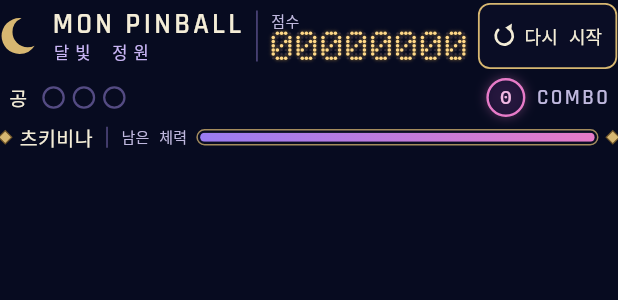
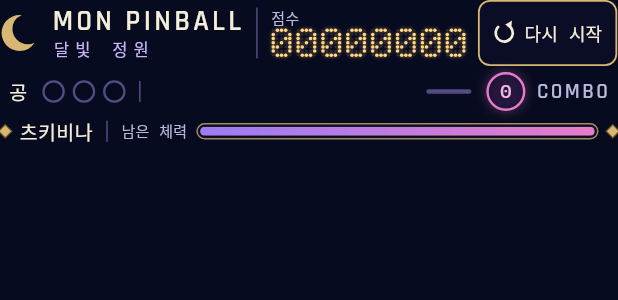
Before and after one commit to cassiadev/mon_pinball, a Flutter app: the _MoonlitHeader widget shown alone on an empty page, opened directly with empty values, on a phone screen of 412 x 824 dp. Shown: the top 300 px of the screen. Run offline on Flutter 3.47's test engine with Material 3 defaults, Android fonts, the phone set to English and light mode, and no system bars; missing offline and left inert: flame, flame_forge2d.

Commit message:
fix: keep the table full size on phones with system bars
On the unlocked Galaxy SM-M336K the real status and navigation bars made
the height-limited 28 x 56 table only 336 px wide. The live status and a
slim charge bar now share the balls/combo row, the space the mockup leaves
empty, so the table takes all the height under the header. Below 350 px
wide the status gets its own header line instead of a cramped column. The
restart button keeps a 44 px target without Material's 48 px padding.

Tests now check proportions instead of a host-only pixel width: the
instruments stay under 14% of the screen height above the table, and the
table fills the remaining space and over 85% of the width. The instrument
test loads the bundled fonts so it measures real text.

Validation: flutter analyze reports no issues; all 73 host tests pass with
11 regenerated goldens. On the Galaxy, the trap, physics, boss gameplay,
instrument, table and layout suites pass through the live widget binding
(38 results). A release build launched by dragging the plunger carried the
ball up the lane and over the top orbit into play.

Co-Authored-By: Claude Opus 5.5 <noreply@anthropic.com>

```diff
--- a/lib/main.dart
+++ b/lib/main.dart
@@ -112,7 +112,6 @@ class _PinballScreenState extends State<PinballScreen> {
                                 ),
                               ),
                             ),
-                            if (!wide) _StatusLine(game: _game),
                           ],
                         ),
                       ),
@@ -469,6 +468,12 @@ class _MoonlitHeader extends StatelessWidget {
 
   @override
   Widget build(BuildContext context) {
+    return LayoutBuilder(
+      builder: (context, constraints) {
+        // The mockup leaves the middle of the balls row free; the live status
+        // uses it unless the screen is too narrow for a readable line.
+        final inlineStatus = constraints.maxWidth >= 350;
+        final status = _StatusLine(snapshot: snapshot, compact: true);
         return Column(
           mainAxisSize: MainAxisSize.min,
           crossAxisAlignment: CrossAxisAlignment.stretch,
@@ -494,14 +499,26 @@ class _MoonlitHeader extends StatelessWidget {
               children: [
                 const SizedBox(width: 6),
                 _Lives(snapshot: snapshot),
+                if (inlineStatus) ...[
+                  const _Divider(height: 14),
+                  Expanded(child: status),
+                  const SizedBox(width: 10),
+                ] else
                   const Spacer(),
                 _ComboBadge(snapshot: snapshot),
                 const SizedBox(width: 6),
               ],
             ),
+            if (!inlineStatus)
+              Padding(
+                padding: const EdgeInsets.fromLTRB(6, 3, 6, 0),
+                child: status,
+              ),
             const SizedBox(height: 4),
             _BossHealth(snapshot: snapshot),
           ],
+        );
+      },
     );
   }
 }
@@ -546,9 +563,7 @@ class _Sidebar extends StatelessWidget {
         const SizedBox(height: 12),
         _InstrumentPanel(child: _BossHealth(snapshot: snapshot)),
         const SizedBox(height: 12),
-        _InstrumentPanel(
-          child: _StatusLine(game: game, snapshot: snapshot),
-        ),
+        _InstrumentPanel(child: _StatusLine(snapshot: snapshot)),
         const SizedBox(height: 12),
         const _ControlsList(),
       ],
@@ -646,7 +661,9 @@ class _RestartButton extends StatelessWidget {
       onPressed: onPressed,
       style: TextButton.styleFrom(
         foregroundColor: PinballStyle.text,
+        // A full 44 px target without Material's extra 48 px padding row.
         minimumSize: const Size(44, 44),
+        tapTargetSize: MaterialTapTargetSize.shrinkWrap,
         padding: const EdgeInsets.symmetric(horizontal: 10),
         backgroundColor: const Color(0xCC0B0E26),
         shape: RoundedRectangleBorder(
@@ -895,38 +912,28 @@ class _Divider extends StatelessWidget {
   }
 }
 
-/// Live status and launch charge; under the table in portrait.
+/// Live status and launch charge; in portrait it shares the balls row.
 class _StatusLine extends StatelessWidget {
-  const _StatusLine({required this.game, this.snapshot});
+  const _StatusLine({required this.snapshot, this.compact = false});
 
-  final MonPinballGame game;
-  final PinballSnapshot? snapshot;
+  final PinballSnapshot snapshot;
+  final bool compact;
 
   @override
   Widget build(BuildContext context) {
-    final current = snapshot;
-    if (current == null) {
-      return ValueListenableBuilder<PinballSnapshot>(
-        valueListenable: game.hud,
-        builder: (context, value, _) => Padding(
-          padding: const EdgeInsets.fromLTRB(8, 2, 8, 0),
-          child: _StatusLine(game: game, snapshot: value),
-        ),
-      );
-    }
-    final percent = '${(current.launchCharge * 100).round()}%';
+    final percent = '${(snapshot.launchCharge * 100).round()}%';
     return Row(
       children: [
         Expanded(
           child: Semantics(
             liveRegion: true,
             child: Text(
-              current.status,
+              snapshot.status,
               key: const ValueKey('pinball-status'),
               style: TextStyle(
-                fontSize: 11,
-                height: 1.35,
-                color: current.gameOver
+                fontSize: compact ? 10.5 : 11,
+                height: 1.3,
+                color: snapshot.gameOver
                     ? PinballStyle.coral
                     : PinballStyle.muted,
               ),
@@ -935,10 +942,10 @@ class _StatusLine extends StatelessWidget {
         ),
         const SizedBox(width: 8),
         SizedBox(
-          width: 44,
+          width: compact ? 30 : 44,
           child: LinearProgressIndicator(
             key: const ValueKey('pinball-launch-charge'),
-            value: current.launchCharge,
+            value: snapshot.launchCharge,
             minHeight: 3,
             backgroundColor: PinballStyle.line,
             color: PinballStyle.cyan,
@@ -947,11 +954,13 @@ class _StatusLine extends StatelessWidget {
             borderRadius: BorderRadius.circular(2),
           ),
         ),
+        if (!compact) ...[
           const SizedBox(width: 6),
           Text(
             percent,
             style: const TextStyle(fontSize: 11, color: PinballStyle.cyan),
           ),
+        ],
       ],
     );
   }
```
Also changed, not shown: 14 other files. Lines whose indentation alone changed are shown as unchanged.
